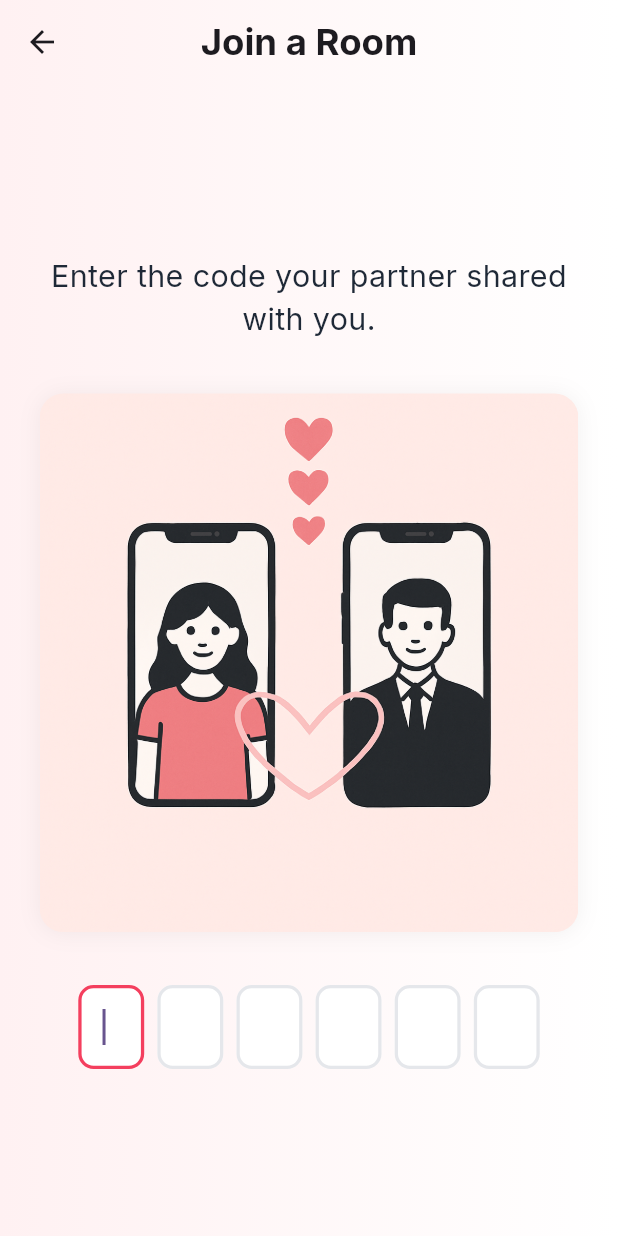
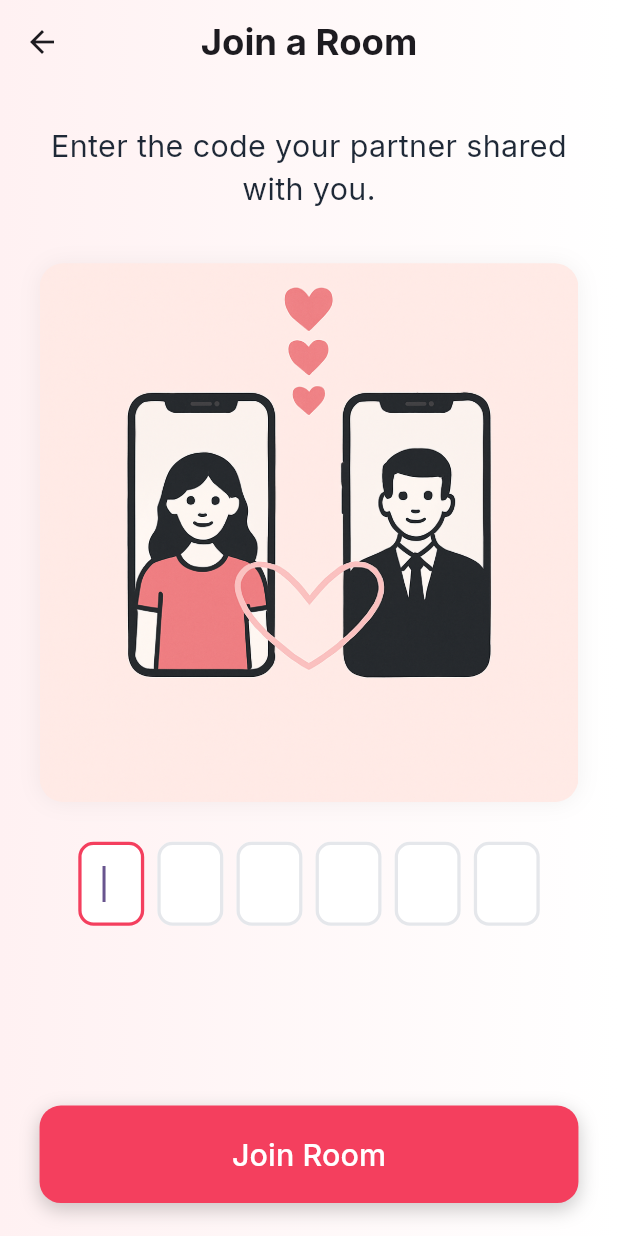
Before and after one commit to cankirkgz/wedlist, a Flutter app: the JoinRoomScreen screen opened by its route, on a phone screen of 412 x 824 dp. Run offline on Flutter 3.47's test engine with Material 3 defaults, Android fonts, the phone set to English and light mode, and no system bars; our stand-ins replace auto_route, cloud_firestore, firebase_auth, firebase_core, flutter_advanced_switch, flutter_rating_bar and 7 more; accounts and stored records are empty; generated files the repository leaves out were written again; network calls fail.

Commit message:
düzeltme

```diff
--- a/lib/app/router.dart
+++ b/lib/app/router.dart
@@ -3,7 +3,6 @@ import 'package:flutter/material.dart';
 import 'package:wedlist/features/auth/view/auth_screen.dart';
 import 'package:wedlist/features/auth/view/forgot_password_screen.dart';
 import 'package:wedlist/features/auth/view/welcome_screen.dart';
-import 'package:wedlist/features/auth/view/create_room_screen.dart';
 import 'package:wedlist/features/checklist/model/checklist_item_model.dart';
 import 'package:wedlist/features/checklist/view/checklist_screen.dart';
 import 'package:wedlist/features/checklist/view/add_edit_item_screen.dart';
@@ -24,7 +23,6 @@ class AppRouter extends _$AppRouter {
         AutoRoute(page: WelcomeRoute.page),
         AutoRoute(page: RoomCreatedRoute.page),
         AutoRoute(page: JoinRoomRoute.page),
-        AutoRoute(page: CreateRoomRoute.page),
         AutoRoute(page: ChecklistRoute.page),
         AutoRoute(page: AddEditItemRoute.page),
         AutoRoute(page: SettingsRoute.page),
--- /dev/null
+++ b/lib/data/providers/search_query_provider.dart
@@ -0,0 +1,4 @@
+import 'package:flutter_riverpod/flutter_riverpod.dart';
+
+/// Kullanıcının arama çubuğuna yazdığı metin
+final searchQueryProvider = StateProvider<String>((ref) => '');
--- a/lib/features/room/view/join_room_screen.dart
+++ b/lib/features/room/view/join_room_screen.dart
@@ -25,7 +25,6 @@ class _JoinRoomScreenState extends ConsumerState<JoinRoomScreen> {
   @override
   Widget build(BuildContext context) {
     final t = AppLocalizations.of(context)!;
-    final mediaQuery = MediaQuery.of(context);
 
     return Scaffold(
       resizeToAvoidBottomInset: true,
@@ -52,21 +51,18 @@ class _JoinRoomScreenState extends ConsumerState<JoinRoomScreen> {
           ),
         ),
         child: SafeArea(
+          child: Padding(
+            padding: EdgeInsets.symmetric(horizontal: AppSizes.paddingXl),
+            child: Column(
+              mainAxisAlignment: MainAxisAlignment.spaceBetween,
+              children: [
+                // Üst içerik: kaydırılabilir
+                Expanded(
                   child: SingleChildScrollView(
-            padding: EdgeInsets.only(
-              top: kToolbarHeight + AppSizes.paddingLg,
-              left: AppSizes.paddingXl,
-              right: AppSizes.paddingXl,
-              bottom: mediaQuery.viewInsets.bottom + AppSizes.paddingLg,
-            ),
-            child: ConstrainedBox(
-              constraints: BoxConstraints(
-                minHeight: mediaQuery.size.height - kToolbarHeight,
-              ),
-              child: IntrinsicHeight(
+                    physics: const BouncingScrollPhysics(),
                     child: Column(
                       children: [
-                    SizedBox(height: AppSizes.paddingXxl),
+                        SizedBox(height: AppSizes.paddingXl),
                         Text(
                           t.enterRoomCode,
                           style: GoogleFonts.inter(
@@ -78,17 +74,25 @@ class _JoinRoomScreenState extends ConsumerState<JoinRoomScreen> {
                         SizedBox(height: AppSizes.paddingXxl),
                         AppSquareImage(
                           imagePath: 'assets/images/contact.png',
-                      width: AppSizes.imageSizeLg,
-                      height: AppSizes.imageSizeLg,
+                          width: AppSizes.imageSizeXs,
+                          height: AppSizes.imageSizeXs,
                         ),
-                    SizedBox(height: AppSizes.paddingXxl),
+                        SizedBox(height: AppSizes.paddingXl),
                         RoomCodeInput(
                           length: 6,
-                      onChanged: (code) => setState(() => _enteredCode = code),
+                          onChanged: (code) =>
+                              setState(() => _enteredCode = code),
                           onCompleted: (code) =>
                               setState(() => _enteredCode = code),
                         ),
-                    const Spacer(),
+                        // İsterseniz burada ekstra boşluk bırakabilirsiniz:
+                        SizedBox(height: AppSizes.paddingXxl),
+                      ],
+                    ),
+                  ),
+                ),
+
+                // Alt sabit buton
                 CustomPrimaryButton(
                   text: t.joinRoom,
                   onTap: () async {
@@ -102,9 +106,8 @@ class _JoinRoomScreenState extends ConsumerState<JoinRoomScreen> {
                     }
                   },
                 ),
+                SizedBox(height: AppSizes.paddingLg),
               ],
-                ),
-              ),
             ),
           ),
         ),
```
Also changed, not shown: lib/data/providers/filtered_checklist_provider.dart (+31 -16 lines), lib/features/auth/view/create_room_screen.dart (deleted, +0 -12 lines), lib/features/checklist/view/checklist_screen.dart (+21 -9 lines), lib/features/checklist/view/filter_checklist_sheet.dart (+7 -5 lines), lib/features/checklist/viewmodel/filter_viewmodel.dart (+1 -8 lines), lib/features/room/view/room_created_screen.dart (+14 -2 lines), lib/features/room/viewmodel/room_view_model.dart (+11 -16 lines), lib/app/router.gr.dart. Lines whose indentation alone changed are shown as unchanged.
